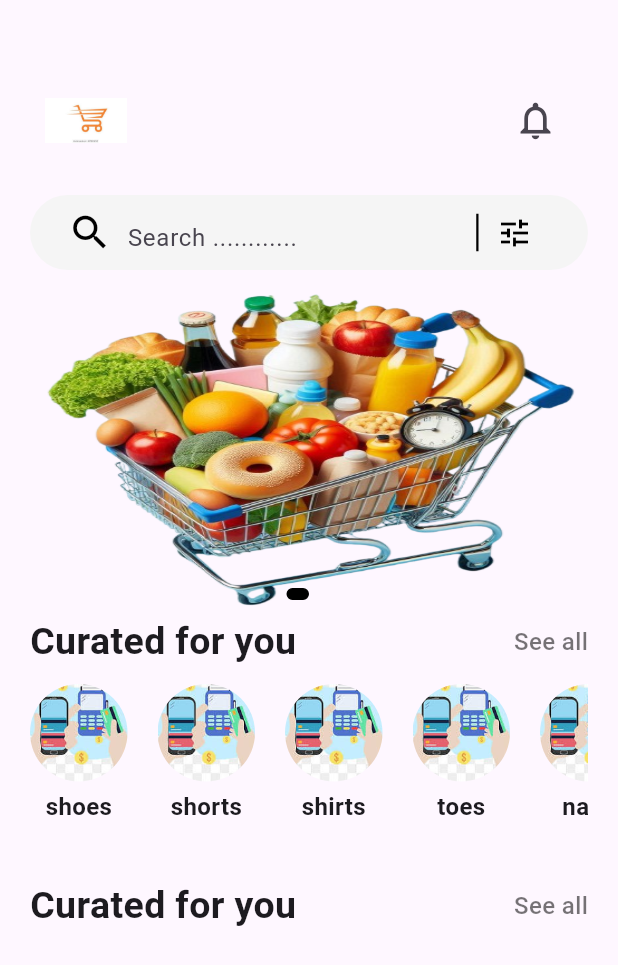
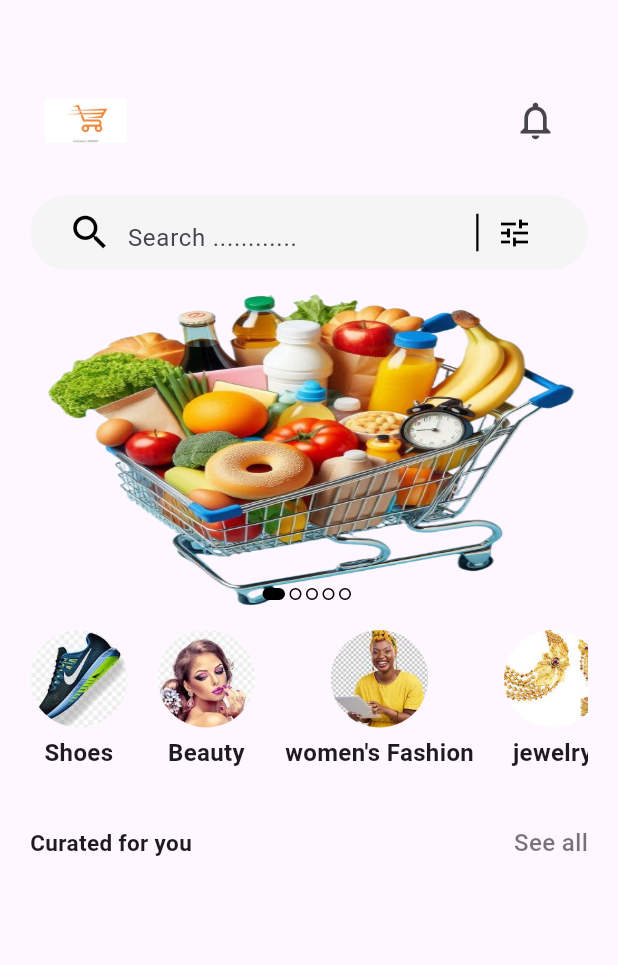
Before and after one commit to Qharny/BuyBuzz, a Flutter app: the HomeScreen screen opened directly, on a phone screen of 412 x 824 dp. Shown: the top 965 px of the screen. Run offline on Flutter 3.47's test engine with Material 3 defaults, Android fonts, the phone set to English and light mode, and no system bars; our stand-ins replace flutter_animate, google_nav_bar, image_picker, rive, shared_preferences, smooth_page_indicator; accounts and stored records are empty.

Commit message:
rendosland changes

```diff
--- a/lib/models/category_model.dart
+++ /dev/null
@@ -1,15 +0,0 @@
-class Category {
-  final String title;
-  final String image;
-
-  Category({required this.title, required this.image});
-}
-
-final List<Category> categories = [
-  Category(image: "images/pay.jpeg", title: "shoes"),
-  Category(image: "images/pay.jpeg", title: "shorts"),
-  Category(image: "images/pay.jpeg", title: "shirts"),
-  Category(image: "images/pay.jpeg", title: "toes"),
-  Category(image: "images/pay.jpeg", title: "nails"),
-  Category(image: "images/pay.jpeg", title: "weddings"),
-];
--- /dev/null
+++ b/lib/models/catrgory.dart
@@ -0,0 +1,14 @@
+class Category {
+  final String text;
+  final String image;
+
+  Category({required this.text, required this.image});
+}
+
+final List<Category> categories = [
+  Category(text: "Shoes", image: "images/shoe.jpeg"),
+  Category(text: "Beauty", image: "images/beauty.jpeg"),
+  Category(text: "women's Fashion", image: "images/women.jpeg"),
+  Category(text: "jewelry", image: "images/jewelry.jpeg"),
+  Category(text: "wen/n's Fashion", image: "images/men.jpeg"),
+];
--- a/lib/screens/Home/Widget/category.dart
+++ b/lib/screens/Home/Widget/category.dart
@@ -1,6 +1,6 @@
 import 'package:flutter/material.dart';
 
-import '../../../models/category_model.dart';
+import '../../../models/catrgory.dart';
 
 class Categories extends StatelessWidget {
   const Categories({super.key});
@@ -13,8 +13,7 @@ class Categories extends StatelessWidget {
         scrollDirection: Axis.horizontal,
         itemCount: categories.length,
         itemBuilder: (context, index) {
-          return Column(
-            children: [
+          return Column(children: [
             Container(
               height: 65,
               width: 65,
@@ -22,16 +21,15 @@ class Categories extends StatelessWidget {
                 shape: BoxShape.circle,
                 image: DecorationImage(
                     image: AssetImage(categories[index].image),
-                        fit: BoxFit.cover)),
+                    fit: BoxFit.cover),
               ),
-              const SizedBox(height: 5),
+            ),
+            SizedBox(height: 5),
             Text(
-                categories[index].title,
-                style:
-                    const TextStyle(fontSize: 16, fontWeight: FontWeight.bold),
+              categories[index].text,
+              style: TextStyle(fontSize: 16, fontWeight: FontWeight.bold),
             )
-            ],
-          );
+          ]);
         },
         separatorBuilder: (context, index) => const SizedBox(width: 20),
       ),
--- a/lib/screens/Home/Widget/home_screen.dart
+++ b/lib/screens/Home/Widget/home_screen.dart
@@ -40,22 +40,6 @@ class _HomeScreenState extends State<HomeScreen> {
                   },
                   currentSlide: currentSlide),
               // const SizedBox(height: 10),
-              Row(
-                mainAxisAlignment: MainAxisAlignment.spaceBetween,
-                children: const [
-                  Text(
-                    "Curated for you",
-                    style: TextStyle(fontSize: 25, fontWeight: FontWeight.bold),
-                  ),
-                  Text(
-                    "See all",
-                    style: TextStyle(
-                        fontWeight: FontWeight.w500,
-                        fontSize: 16,
-                        color: Colors.black54),
-                  )
-                ],
-              ),
               const SizedBox(height: 10),
               //for categories
               Categories(),
@@ -64,7 +48,7 @@ class _HomeScreenState extends State<HomeScreen> {
                 children: const [
                   Text(
                     "Curated for you",
-                    style: TextStyle(fontSize: 25, fontWeight: FontWeight.bold),
+                    style: TextStyle(fontSize: 15, fontWeight: FontWeight.bold),
                   ),
                   Text(
                     "See all",
--- a/lib/screens/Home/Widget/image_slider.dart
+++ b/lib/screens/Home/Widget/image_slider.dart
@@ -51,7 +51,7 @@ class ImageSlider extends StatelessWidget {
                   5,
                   (index) => AnimatedContainer(
                         duration: const Duration(milliseconds: 300),
-                        width: currentSlide == index ? 15 : 0,
+                        width: currentSlide == index ? 15 : 8,
                         height: 8,
                         margin: const EdgeInsets.only(right: 3),
                         decoration: BoxDecoration(
```
Also changed, not shown: lib/screens/Details/details_app_bar.dart (added, +45 -0 lines), lib/screens/Details/details_screen.dart (added, +28 -0 lines), images/beauty.jpeg (added), images/jewelry.jpeg (added), images/men.jpeg (added), images/shoe.jpeg (added), images/women.jpeg (added), lib/screens/Home/Widget/product_card.dart (added). Lines whose indentation alone changed are shown as unchanged.
